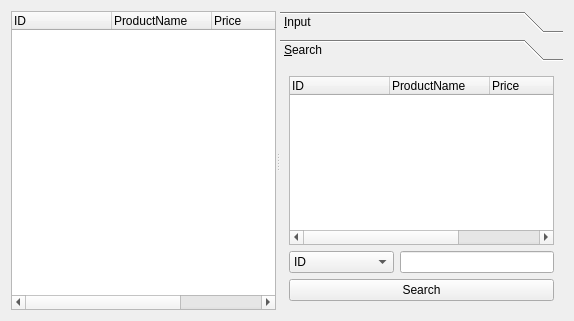
Before: the Qt Designer form productmanagerform.ui in KimYooseon/osstem, drawn with Qt 5.
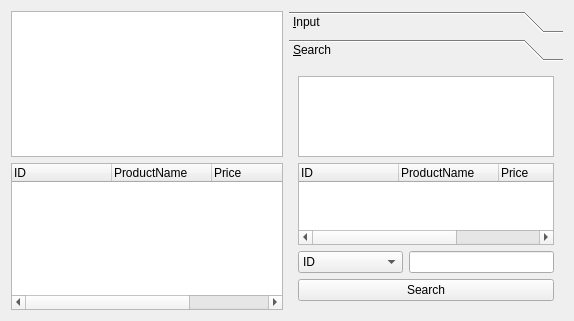
After: the same form once the commit is applied.

Diff of the .ui file:
```diff
--- a/productmanagerform.ui
+++ b/productmanagerform.ui
@@ -13,12 +13,26 @@
   <property name="windowTitle">
    <string>Form</string>
   </property>
-  <layout class="QHBoxLayout" name="horizontalLayout_3">
+  <layout class="QHBoxLayout" name="horizontalLayout_2">
    <item>
-    <widget class="QSplitter" name="splitter">
-     <property name="orientation">
-      <enum>Qt::Horizontal</enum>
-     </property>
+    <layout class="QGridLayout" name="gridLayout">
+     <item row="1" column="0">
+      <widget class="QTableView" name="productTableView">
+       <property name="editTriggers">
+        <set>QAbstractItemView::NoEditTriggers</set>
+       </property>
+       <property name="alternatingRowColors">
+        <bool>true</bool>
+       </property>
+       <property name="selectionBehavior">
+        <enum>QAbstractItemView::SelectRows</enum>
+       </property>
+       <attribute name="verticalHeaderVisible">
+        <bool>false</bool>
+       </attribute>
+      </widget>
+     </item>
+     <item row="2" column="0">
      <widget class="QTreeWidget" name="treeWidget">
       <property name="rootIsDecorated">
        <bool>false</bool>
@@ -47,6 +61,10 @@
        </property>
       </column>
      </widget>
+     </item>
+    </layout>
+   </item>
+   <item>
      <widget class="QToolBox" name="toolBox">
       <property name="currentIndex">
        <number>1</number>
@@ -56,7 +74,7 @@
         <rect>
          <x>0</x>
          <y>0</y>
-         <width>286</width>
+        <width>279</width>
          <height>261</height>
         </rect>
        </property>
@@ -162,7 +180,7 @@
         <rect>
          <x>0</x>
          <y>0</y>
-         <width>286</width>
+        <width>279</width>
          <height>261</height>
         </rect>
        </property>
@@ -170,6 +188,19 @@
         <string>&amp;Search</string>
        </attribute>
        <layout class="QVBoxLayout" name="verticalLayout_4">
+       <item>
+        <widget class="QTableView" name="searchTableView">
+         <property name="editTriggers">
+          <set>QAbstractItemView::NoEditTriggers</set>
+         </property>
+         <property name="showGrid">
+          <bool>true</bool>
+         </property>
+         <attribute name="verticalHeaderVisible">
+          <bool>true</bool>
+         </attribute>
+        </widget>
+       </item>
         <item>
          <widget class="QTreeWidget" name="searchTreeWidget">
           <property name="rootIsDecorated">
@@ -236,7 +267,6 @@
          </widget>
         </item>
        </layout>
-      </widget>
      </widget>
     </widget>
    </item>
```
Lines whose indentation alone changed are shown as unchanged.
